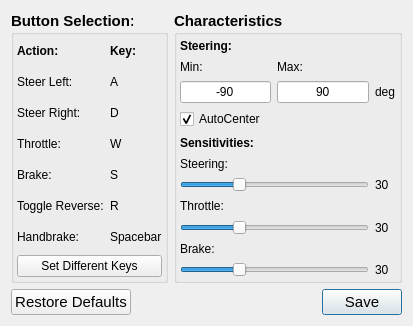
Before: the Qt Designer form modules/hardwaremanager/action/inputclasses/UIs/keyboard_settings_ui.ui in tud-hri/joan, drawn with Qt 5.
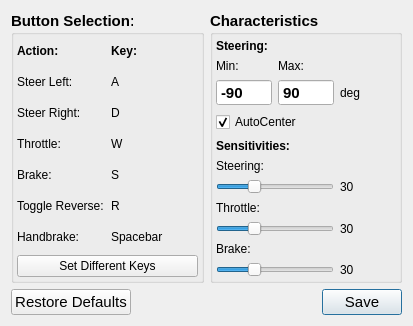
After: the same form once the commit is applied.

Commit message: cleaned up a bit in keyboard and joystick settings

Diff of the .ui file:
```diff
--- a/modules/hardwaremanager/action/inputclasses/UIs/keyboard_settings_ui.ui
+++ b/modules/hardwaremanager/action/inputclasses/UIs/keyboard_settings_ui.ui
@@ -401,40 +401,6 @@
           </property>
          </widget>
         </item>
-        <item row="2" column="1">
-         <widget class="QLineEdit" name="line_edit_max_steer">
-          <property name="font">
-           <font>
-            <pointsize>9</pointsize>
-            <weight>50</weight>
-            <bold>false</bold>
-           </font>
-          </property>
-          <property name="text">
-           <string>90</string>
-          </property>
-          <property name="alignment">
-           <set>Qt::AlignCenter</set>
-          </property>
-         </widget>
-        </item>
-        <item row="2" column="0">
-         <widget class="QLineEdit" name="line_edit_min_steer">
-          <property name="font">
-           <font>
-            <pointsize>9</pointsize>
-            <weight>50</weight>
-            <bold>false</bold>
-           </font>
-          </property>
-          <property name="text">
-           <string>-90</string>
-          </property>
-          <property name="alignment">
-           <set>Qt::AlignCenter</set>
-          </property>
-         </widget>
-        </item>
         <item row="7" column="0" colspan="3">
          <widget class="QLabel" name="label_15">
           <property name="font">
@@ -554,6 +520,35 @@
           </property>
          </widget>
         </item>
+        <item row="2" column="0">
+         <widget class="QSpinBox" name="spin_box_min_steer">
+          <property name="buttonSymbols">
+           <enum>QAbstractSpinBox::NoButtons</enum>
+          </property>
+          <property name="minimum">
+           <number>-180</number>
+          </property>
+          <property name="maximum">
+           <number>0</number>
+          </property>
+          <property name="value">
+           <number>-90</number>
+          </property>
+         </widget>
+        </item>
+        <item row="2" column="1">
+         <widget class="QSpinBox" name="spin_box_max_steer">
+          <property name="buttonSymbols">
+           <enum>QAbstractSpinBox::NoButtons</enum>
+          </property>
+          <property name="maximum">
+           <number>180</number>
+          </property>
+          <property name="value">
+           <number>90</number>
+          </property>
+         </widget>
+        </item>
        </layout>
       </item>
      </layout>
```
The commit also changes 5 other files.
